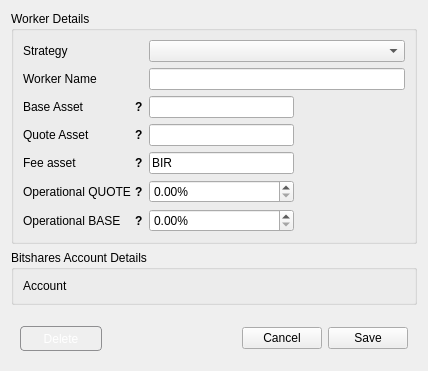
Before: the Qt Designer form dexbot/views/ui/edit_worker_window.ui in Kaiser182/MMBot, drawn with Qt 5.
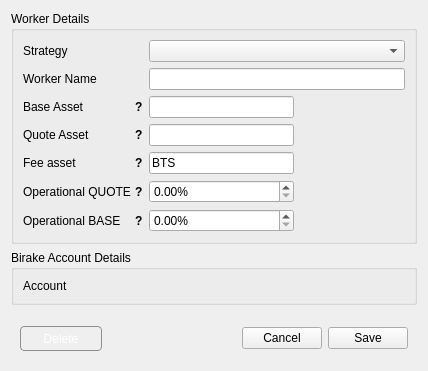
After: the same form once the commit is applied.

Commit message: birake node added

Patch:
```diff
--- a/dexbot/views/ui/edit_worker_window.ui
+++ b/dexbot/views/ui/edit_worker_window.ui
@@ -375,7 +375,7 @@
          </size>
         </property>
         <property name="text">
-         <string>BIR</string>
+         <string>BTS</string>
         </property>
        </widget>
       </item>
@@ -659,7 +659,7 @@
    <item>
     <widget class="QGroupBox" name="groupBox_2">
      <property name="title">
-      <string>Bitshares Account Details</string>
+      <string>Birake Account Details</string>
      </property>
      <layout class="QFormLayout" name="formLayout_2">
       <property name="rowWrapPolicy">
```
The commit also changes 10 other files.
